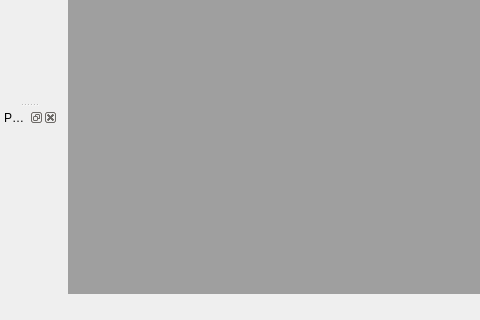
Old version of the form kipartman-qt/ui/main_window.ui in the repository turdusmerula/kipartman; both pictures show x 0 to 480 and y 527 to 847 of the 1313 by 847 pixel window.
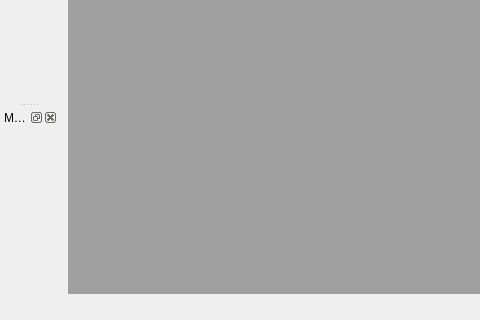
New version of the form. Icons and pictures are not drawn. Custom widgets are drawn as their Qt base class.

```diff
--- a/kipartman-qt/ui/main_window.ui
+++ b/kipartman-qt/ui/main_window.ui
@@ -226,7 +226,7 @@
   </widget>
   <widget class="QDockWidget" name="dockWidget_3">
    <property name="windowTitle">
-    <string>Parameters</string>
+    <string>Manufacturers</string>
    </property>
    <attribute name="dockWidgetArea">
     <number>1</number>
```
